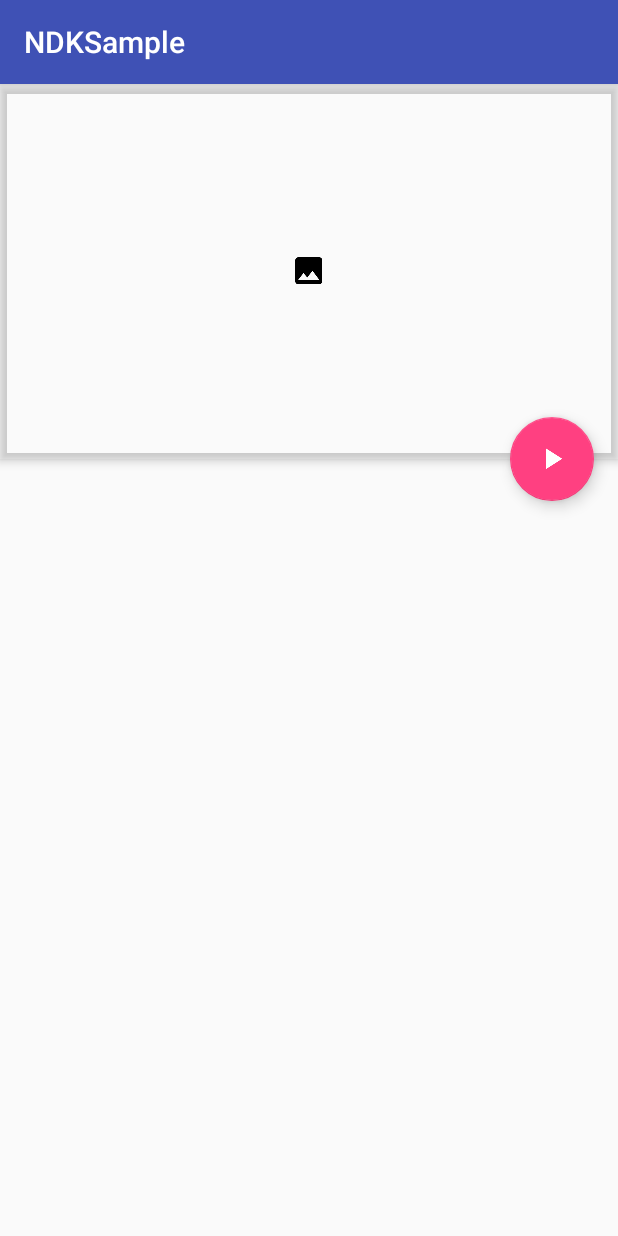
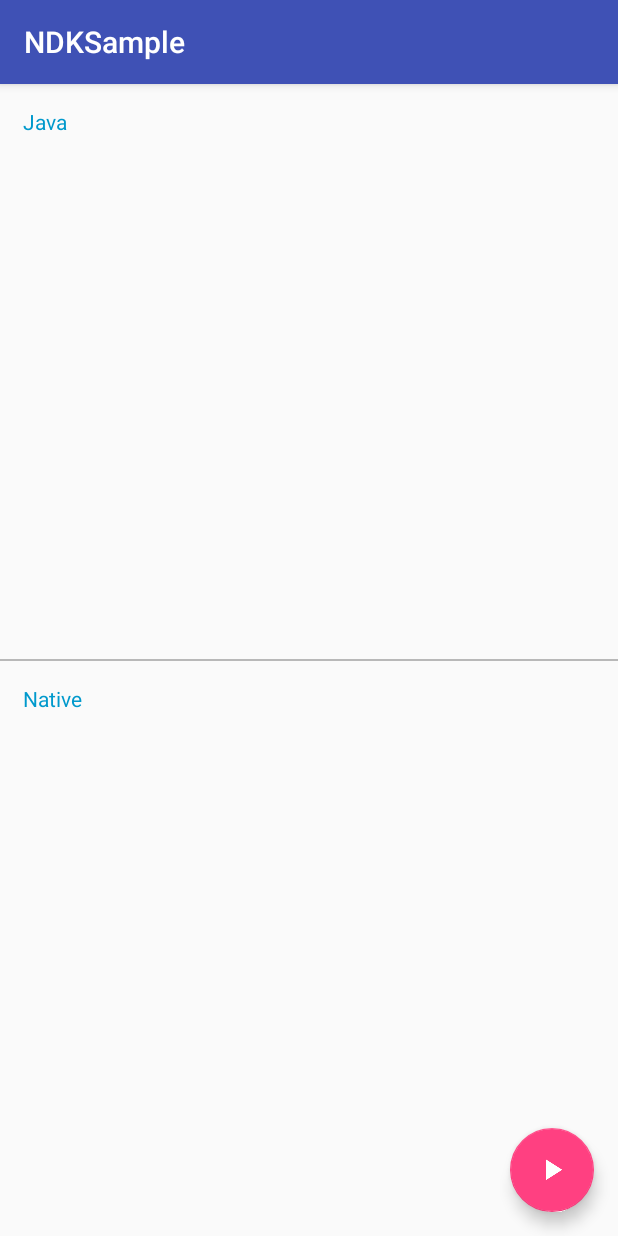
Before and after one commit to naman14/NDKSample, an Android app: the screen it shows after launch (BlurComparisonActivity before the commit, FibonacciActivity after it), on a phone screen of 412 x 824 dp. Run offline under Robolectric (Android 15) with nearby library versions, the phone set to English and light mode, and no system bars; 1 statement that could not run was skipped.

Commit message:
fibonacci in c and java

```diff
--- a/app/src/main/AndroidManifest.xml
+++ b/app/src/main/AndroidManifest.xml
@@ -20,6 +20,7 @@
         </activity>
 
         <activity android:name=".blur.BlurComparisonActivity"/>
+        <activity android:name=".fibonacci.FibonacciActivity"/>
     </application>
 
 </manifest>
--- a/app/src/main/java/com/naman14/ndksample/MainActivity.java
+++ b/app/src/main/java/com/naman14/ndksample/MainActivity.java
@@ -7,7 +7,7 @@ import android.support.v7.widget.Toolbar;
 import android.view.Menu;
 import android.view.MenuItem;
 
-import com.naman14.ndksample.blur.BlurComparisonActivity;
+import com.naman14.ndksample.fibonacci.FibonacciActivity;
 
 public class MainActivity extends AppCompatActivity {
 
@@ -17,7 +17,7 @@ public class MainActivity extends AppCompatActivity {
         setContentView(R.layout.activity_main);
         Toolbar toolbar = (Toolbar) findViewById(R.id.toolbar);
         setSupportActionBar(toolbar);
-        startActivity(new Intent(this, BlurComparisonActivity.class));
+        startActivity(new Intent(this, FibonacciActivity.class));
     }
 
     @Override
--- a/app/src/main/java/com/naman14/ndksample/blur/NativeBlur.java
+++ b/app/src/main/java/com/naman14/ndksample/blur/NativeBlur.java
@@ -14,7 +14,7 @@ public class NativeBlur implements BlurProcess {
         System.loadLibrary("ndksample");
     }
 
-    private static native void nativeBlur(Bitmap bitmapOut, int radius, int threadCount, int threadIndex, int round);
+    private static native void startNativeBlur(Bitmap bitmapOut, int radius, int threadCount, int threadIndex, int round);
 
     @Override
     public Bitmap blur(Bitmap original, float radius) {
@@ -59,7 +59,7 @@ public class NativeBlur implements BlurProcess {
         }
 
         @Override public Void call() throws Exception {
-            nativeBlur(_bitmapOut, _radius, _totalCores, _coreIndex, _round);
+            startNativeBlur(_bitmapOut, _radius, _totalCores, _coreIndex, _round);
             return null;
         }
 
--- /dev/null
+++ b/app/src/main/res/layout/activity_fibonacci.xml
@@ -0,0 +1,94 @@
+<?xml version="1.0" encoding="utf-8"?>
+
+<FrameLayout xmlns:android="http://schemas.android.com/apk/res/android"
+    xmlns:app="http://schemas.android.com/apk/res-auto"
+    android:id="@+id/app_bar"
+    android:layout_width="match_parent"
+    android:layout_height="match_parent"
+    android:background="@android:color/transparent"
+    android:orientation="vertical">
+
+    <LinearLayout
+        android:layout_width="match_parent"
+        android:layout_height="match_parent"
+        android:orientation="vertical">
+
+        <FrameLayout
+            android:layout_width="match_parent"
+            android:layout_height="match_parent"
+            android:layout_weight="1">
+
+            <TextView
+                android:id="@+id/txt_number_java"
+                android:layout_width="wrap_content"
+                android:layout_height="wrap_content"
+                android:layout_gravity="center"
+                android:textColor="@android:color/black"
+                android:textSize="35sp" />
+
+            <TextView
+                android:id="@+id/status_java"
+                android:layout_width="wrap_content"
+                android:layout_height="wrap_content"
+                android:layout_gravity="bottom|center_horizontal"
+                android:layout_marginBottom="10dp"
+                android:textColor="@android:color/black" />
+
+            <TextView
+                android:layout_width="wrap_content"
+                android:layout_height="wrap_content"
+                android:text="Java"
+                android:layout_gravity="top|left"
+                android:layout_margin="15dp"
+                android:textColor="@android:color/holo_blue_dark"/>
+
+        </FrameLayout>
+
+        <View
+            android:layout_width="match_parent"
+            android:layout_height="1dp"
+            android:background="#44000000" />
+
+        <FrameLayout
+            android:layout_width="match_parent"
+            android:layout_height="match_parent"
+            android:layout_weight="1">
+
+            <TextView
+                android:layout_width="wrap_content"
+                android:layout_height="wrap_content"
+                android:text="Native"
+                android:layout_gravity="top|left"
+                android:layout_margin="15dp"
+                android:textColor="@android:color/holo_blue_dark"/>
+
+            <TextView
+                android:id="@+id/txt_number_native"
+                android:layout_width="wrap_content"
+                android:layout_height="wrap_content"
+                android:layout_gravity="center"
+                android:textColor="@android:color/black"
+                android:textSize="35sp" />
+
+            <TextView
+                android:id="@+id/status_native"
+                android:layout_width="wrap_content"
+                android:layout_height="wrap_content"
+                android:layout_gravity="bottom|center_horizontal"
+                android:layout_marginBottom="20dp"
+                android:textColor="@android:color/black" />
+
+        </FrameLayout>
+
+    </LinearLayout>
+
+    <android.support.design.widget.FloatingActionButton
+        android:id="@+id/fabStart"
+        android:layout_width="wrap_content"
+        android:layout_height="wrap_content"
+        android:layout_gravity="bottom|right|end"
+        android:layout_margin="16dp"
+        android:gravity="bottom|right|end"
+        android:src="@drawable/ic_play_arrow_white_24dp" />
+
+</FrameLayout>
```
Also changed, not shown: app/src/main/java/com/naman14/ndksample/fibonacci/FibonacciActivity.java (added, +110 -0 lines), 6 other files.
